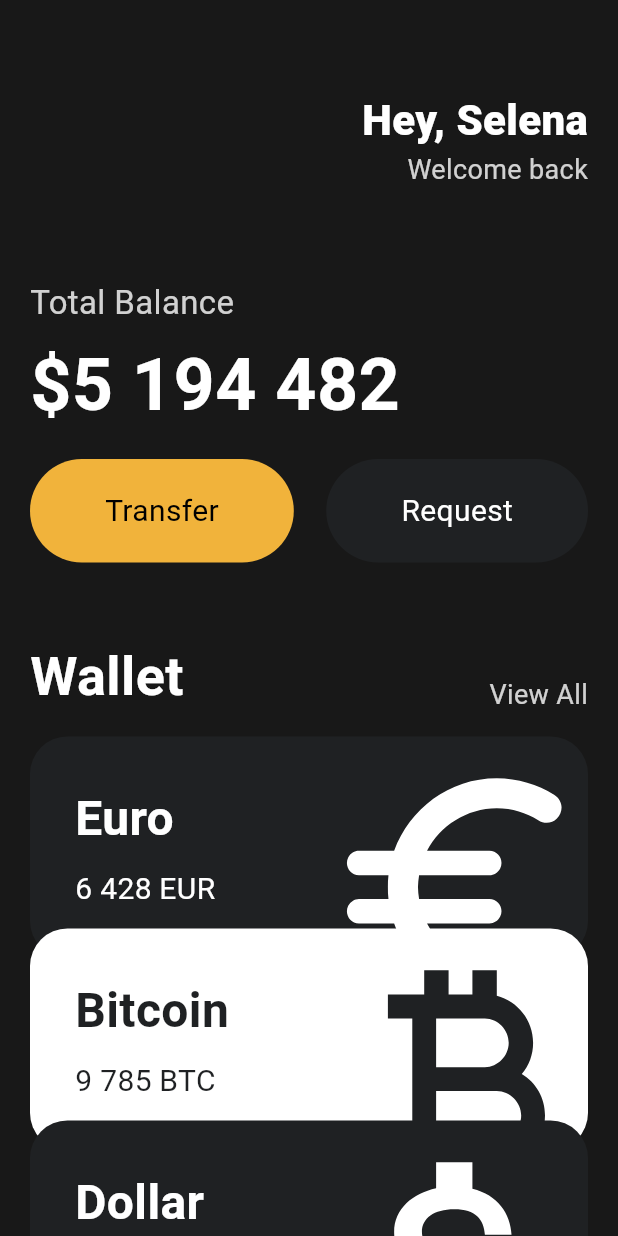
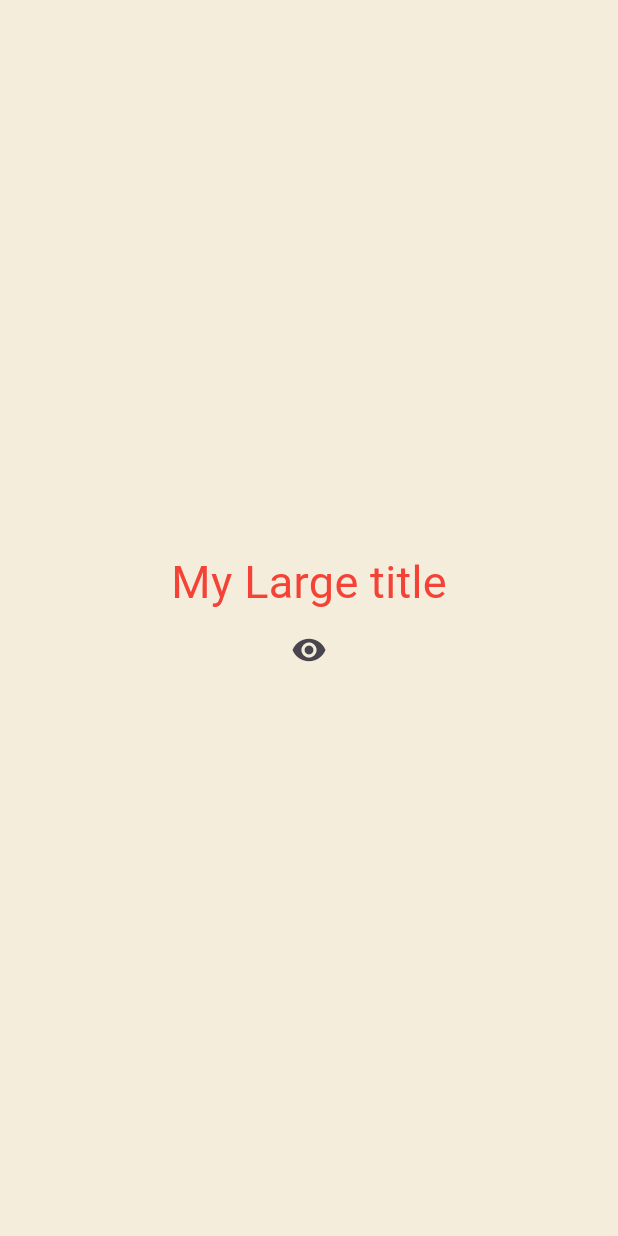
Before and after one commit to Museng17/toonflix, a Flutter app: the screen it shows after launch, on a phone screen of 412 x 824 dp. Run offline on Flutter 3.47's test engine with Material 3 defaults, Android fonts, the phone set to English and light mode, and no system bars.

Commit message:
Stateful Widgets

```diff
--- a/lib/main.dart
+++ b/lib/main.dart
@@ -1,150 +1,85 @@
 import 'package:flutter/material.dart';
-import 'package:toonflix/widgets/Button.dart';
-import 'package:toonflix/widgets/currency_card.dart';
 
 void main() {
   runApp(const App());
 }
 
-class App extends StatelessWidget {
+class App extends StatefulWidget {
   const App({super.key});
+
+  @override
+  State<App> createState() => _AppState();
+}
+
+class _AppState extends State<App> {
+  bool showTitle = true;
+
+  void toggleTitle() {
+    setState(() {
+      showTitle = !showTitle;
+    });
+  }
 
   @override
   Widget build(BuildContext context) {
     return MaterialApp(
+      theme: ThemeData(
+        textTheme: const TextTheme(
+          titleLarge: TextStyle(
+            color: Colors.red,
+          ),
+        ),
+      ),
       home: Scaffold(
-        backgroundColor: const Color(0xFF181818),
-        body: SingleChildScrollView(
-          child: Padding(
-            padding: const EdgeInsets.symmetric(
-              horizontal: 20,
-            ),
-            child: Column(
-              crossAxisAlignment: CrossAxisAlignment.start,
-              children: [
-                const SizedBox(
-                  height: 60,
-                ),
-                const Row(
-                  mainAxisAlignment: MainAxisAlignment.end,
-                  children: [
-                    Column(
-                      crossAxisAlignment: CrossAxisAlignment.end,
-                      children: [
-                        Text(
-                          'Hey, Selena',
-                          style: TextStyle(
-                            color: Colors.white,
-                            fontSize: 28,
-                            fontWeight: FontWeight.w800,
-                          ),
-                        ),
-                        Text(
-                          'Welcome back',
-                          style: TextStyle(
-                            color: Color.fromRGBO(255, 255, 255, 0.8),
-                            fontSize: 18,
-                          ),
-                        ),
-                      ],
-                    )
-                  ],
-                ),
-                const SizedBox(
-                  height: 60,
-                ),
-                Text(
-                  'Total Balance',
-                  style: TextStyle(
-                    fontSize: 22,
-                    color: Colors.white.withOpacity(0.8),
-                  ),
-                ),
-                const SizedBox(
-                  height: 5,
-                ),
-                const Text(
-                  '\$5 194 482',
-                  style: TextStyle(
-                    fontSize: 48,
-                    fontWeight: FontWeight.w600,
-                    color: Colors.white,
-                  ),
-                ),
-                const SizedBox(
-                  height: 15,
-                ),
-                const Row(
-                  mainAxisAlignment: MainAxisAlignment.spaceBetween,
-                  children: [
-                    Button(
-                      text: 'Transfer',
-                      bgColor: Color(0xFFF1B33B),
-                      textColor: Colors.black,
-                    ),
-                    Button(
-                      text: 'Request',
-                      bgColor: Color(0xFF1F2123),
-                      textColor: Colors.white,
-                    ),
-                  ],
-                ),
-                const SizedBox(
-                  height: 50,
-                ),
-                Row(
-                  crossAxisAlignment: CrossAxisAlignment.end,
-                  mainAxisAlignment: MainAxisAlignment.spaceBetween,
-                  children: [
-                    const Text(
-                      'Wallet',
-                      style: TextStyle(
-                        color: Colors.white,
-                        fontSize: 36,
-                        fontWeight: FontWeight.w600,
-                      ),
-                    ),
-                    Text(
-                      'View All',
-                      style: TextStyle(
-                        color: Colors.white.withOpacity(0.8),
-                        fontSize: 18,
-                      ),
-                    ),
-                  ],
-                ),
-                const SizedBox(
-                  height: 15,
-                ),
-                const CurrencyCard(
-                  name: 'Euro',
-                  code: 'EUR',
-                  amount: '6 428',
-                  icon: Icons.euro_rounded,
-                  isInverted: false,
-                  offset: 0,
-                ),
-                const CurrencyCard(
-                  name: 'Bitcoin',
-                  code: 'BTC',
-                  amount: '9 785',
-                  icon: Icons.currency_bitcoin,
-                  isInverted: true,
-                  offset: -20,
-                ),
-                const CurrencyCard(
-                  name: 'Dollar',
-                  code: 'USD',
-                  amount: '428',
-                  icon: Icons.attach_money_outlined,
-                  isInverted: false,
-                  offset: -40,
-                ),
-              ],
-            ),
+        backgroundColor: const Color(0xFFF4EDDB),
+        body: Center(
+          child: Column(
+            mainAxisAlignment: MainAxisAlignment.center,
+            children: [
+              showTitle ? const MyLargeTitle() : const Text('nothing'),
+              IconButton(
+                onPressed: toggleTitle,
+                icon: const Icon(Icons.remove_red_eye),
+              ),
+            ],
           ),
         ),
       ),
     );
   }
 }
+
+class MyLargeTitle extends StatefulWidget {
+  const MyLargeTitle({
+    super.key,
+  });
+
+  @override
+  State<MyLargeTitle> createState() => _MyLargeTitleState();
+}
+
+class _MyLargeTitleState extends State<MyLargeTitle> {
+  @override
+  void initState() {
+    super.initState();
+    print('initState!');
+  }
+
+  @override
+  void dispose() {
+    super.dispose();
+    print('dispose!');
+  }
+
+  @override
+  Widget build(BuildContext context) {
+    print('bulid!');
+    return Text(
+      'My Large title',
+      style: TextStyle(
+        fontSize: 30,
+        color: Theme.of(context).textTheme.titleLarge?.color,
+      ),
+    );
+  }
+}
--- a/lib/widgets/button.dart
+++ /dev/null
@@ -1,37 +0,0 @@
-import 'package:flutter/material.dart';
-
-class Button extends StatelessWidget {
-  final String text;
-  final Color bgColor;
-  final Color textColor;
-
-  const Button({
-    super.key,
-    required this.text,
-    required this.bgColor,
-    required this.textColor,
-  });
-
-  @override
-  Widget build(BuildContext context) {
-    return Container(
-      decoration: BoxDecoration(
-        color: bgColor,
-        borderRadius: BorderRadius.circular(45),
-      ),
-      child: Padding(
-        padding: const EdgeInsets.symmetric(
-          vertical: 20,
-          horizontal: 50,
-        ),
-        child: Text(
-          text,
-          style: TextStyle(
-            color: textColor,
-            fontSize: 20,
-          ),
-        ),
-      ),
-    );
-  }
-}
--- a/lib/widgets/currency_card.dart
+++ /dev/null
@@ -1,90 +0,0 @@
-import 'package:flutter/material.dart';
-
-class CurrencyCard extends StatelessWidget {
-  final String name, code, amount;
-  final IconData icon;
-  final bool isInverted;
-  final double offset;
-
-  final _blackColor = const Color(0xFF1F2123);
-
-  const CurrencyCard({
-    super.key,
-    required this.name,
-    required this.code,
-    required this.amount,
-    required this.icon,
-    required this.isInverted,
-    required this.offset,
-  });
-
-  @override
-  Widget build(BuildContext context) {
-    return Transform.translate(
-      offset: Offset(0, offset),
-      child: Container(
-        clipBehavior: Clip.hardEdge,
-        decoration: BoxDecoration(
-          color: isInverted ? Colors.white : _blackColor,
-          borderRadius: BorderRadius.circular(25),
-        ),
-        child: Padding(
-          padding: const EdgeInsets.all(30),
-          child: Row(
-            mainAxisAlignment: MainAxisAlignment.spaceBetween,
-            children: [
-              Column(
-                crossAxisAlignment: CrossAxisAlignment.start,
-                children: [
-                  Text(
-                    name,
-                    style: TextStyle(
-                      color: isInverted ? _blackColor : Colors.white,
-                      fontSize: 32,
-                      fontWeight: FontWeight.w600,
-                    ),
-                  ),
-                  const SizedBox(
-                    height: 10,
-                  ),
-                  Row(
-                    children: [
-                      Text(
-                        amount,
-                        style: TextStyle(
-                          color: isInverted ? _blackColor : Colors.white,
-                          fontSize: 20,
-                        ),
-                      ),
-                      const SizedBox(
-                        width: 5,
-                      ),
-                      Text(
-                        code,
-                        style: TextStyle(
-                          color: isInverted ? _blackColor : Colors.white,
-                          fontSize: 20,
-                        ),
-                      ),
-                    ],
-                  ),
-                ],
-              ),
-              Transform.scale(
-                scale: 2.2,
-                child: Transform.translate(
-                  offset: const Offset(-5, 12),
-                  child: Icon(
-                    icon,
-                    color: isInverted ? _blackColor : Colors.white,
-                    size: 88,
-                  ),
-                ),
-              )
-            ],
-          ),
-        ),
-      ),
-    );
-  }
-}
```
